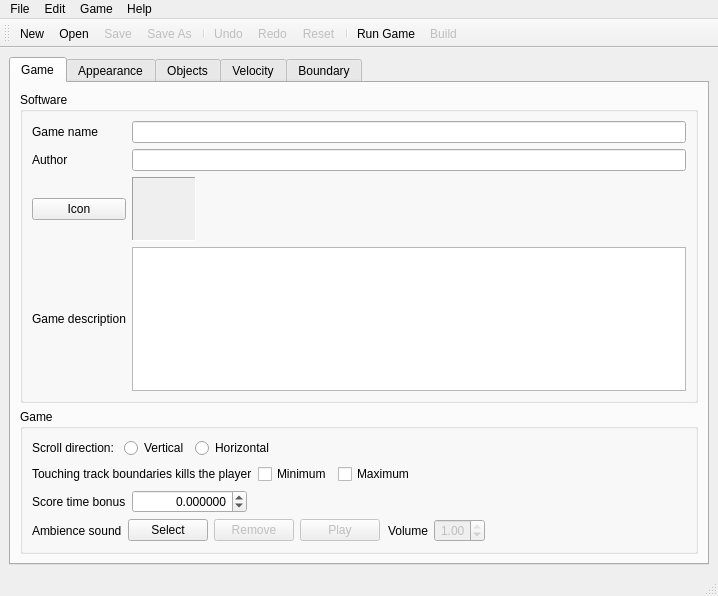
Above: mathrunner/ui/form_main_window.ui from LAD-MathQuest/MathRunner before the change. Below: the same form after it.
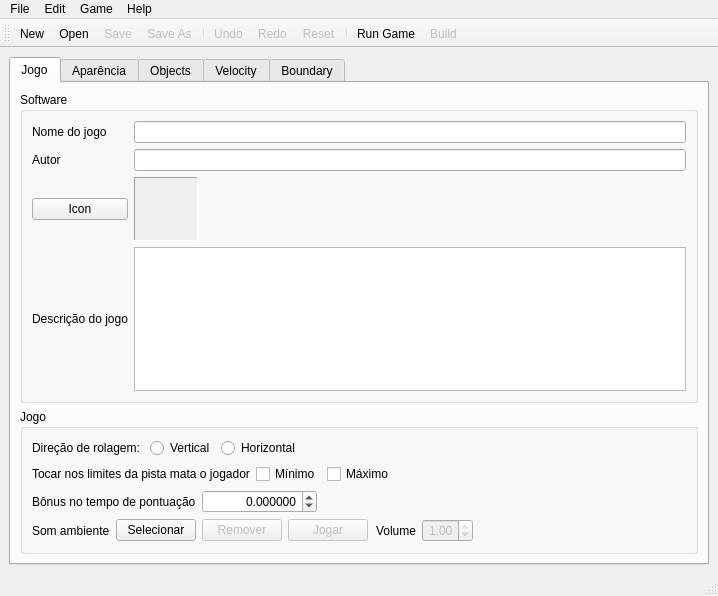
That is the form after the change. The open tabs and pages were chosen to show the change. Icons and pictures are not drawn. Custom widgets are drawn as their Qt base class.

Commit message: Tradução de parte da janela principal da engine

```diff
--- a/mathrunner/ui/form_main_window.ui
+++ b/mathrunner/ui/form_main_window.ui
@@ -43,7 +43,7 @@
         <string>Define game properties</string>
        </property>
        <attribute name="title">
-        <string>Game</string>
+        <string>Jogo</string>
        </attribute>
        <layout class="QVBoxLayout" name="verticalLayout_10">
         <item>
@@ -55,7 +55,7 @@
            <item row="1" column="0">
             <widget class="QLabel" name="label_Author">
              <property name="text">
-              <string>Author</string>
+              <string>Autor</string>
              </property>
             </widget>
            </item>
@@ -72,14 +72,14 @@
            <item row="0" column="0">
             <widget class="QLabel" name="label_GameName">
              <property name="text">
-              <string>Game name</string>
+              <string>Nome do jogo</string>
              </property>
             </widget>
            </item>
            <item row="3" column="0">
             <widget class="QLabel" name="label_GameDescription">
              <property name="text">
-              <string>Game description</string>
+              <string>Descrição do jogo</string>
              </property>
             </widget>
            </item>
@@ -143,7 +143,7 @@
         <item>
          <widget class="QGroupBox" name="groupBox_Game">
           <property name="title">
-           <string>Game</string>
+           <string>Jogo</string>
           </property>
           <layout class="QVBoxLayout" name="verticalLayout_2">
            <item>
@@ -151,7 +151,7 @@
              <item>
               <widget class="QLabel" name="label_ScrollDirection">
                <property name="text">
-                <string>Scroll direction: </string>
+                <string>Direção de rolagem: </string>
                </property>
               </widget>
              </item>
@@ -189,21 +189,21 @@
              <item>
               <widget class="QLabel" name="label_TrackKills">
                <property name="text">
-                <string>Touching track boundaries kills the player</string>
+                <string>Tocar nos limites da pista mata o jogador</string>
                </property>
               </widget>
              </item>
              <item>
               <widget class="QCheckBox" name="checkBox_TrackMinimumKills">
                <property name="text">
-                <string>Minimum</string>
+                <string>Mínimo</string>
                </property>
               </widget>
              </item>
              <item>
               <widget class="QCheckBox" name="checkBox_TrackMaximumKills">
                <property name="text">
-                <string>Maximum</string>
+                <string>Máximo</string>
                </property>
               </widget>
              </item>
@@ -227,7 +227,7 @@
              <item>
               <widget class="QLabel" name="label_ScoreTimeBonus">
                <property name="text">
-                <string>Score time bonus</string>
+                <string>Bônus no tempo de pontuação</string>
                </property>
               </widget>
              </item>
@@ -279,14 +279,14 @@
              <item>
               <widget class="QLabel" name="label_AmbienceSound">
                <property name="text">
-                <string>Ambience sound</string>
+                <string>Som ambiente</string>
                </property>
               </widget>
              </item>
              <item>
               <widget class="QPushButton" name="pushButton_AmbienceSoundSelect">
                <property name="text">
-                <string>Select</string>
+                <string>Selecionar</string>
                </property>
               </widget>
              </item>
@@ -296,7 +296,7 @@
                 <bool>false</bool>
                </property>
                <property name="text">
-                <string>Remove</string>
+                <string>Remover</string>
                </property>
               </widget>
              </item>
@@ -306,7 +306,7 @@
                 <bool>false</bool>
                </property>
                <property name="text">
-                <string>Play</string>
+                <string>Jogar</string>
                </property>
               </widget>
              </item>
@@ -374,7 +374,7 @@
       </widget>
       <widget class="QWidget" name="tabAppearance">
        <attribute name="title">
-        <string>Appearance</string>
+        <string>Aparência</string>
        </attribute>
        <layout class="QVBoxLayout" name="verticalLayout_9">
         <item>
```
Left out of the diff: 28 changed lines with no effect on the pictures.
